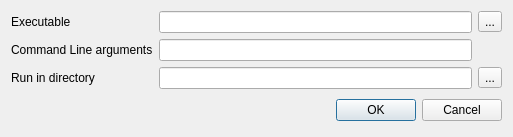
The window that src/DGLGui/ui/dglrundialog.ui (scygan/debugler) describes before a commit, drawn with Qt 5.
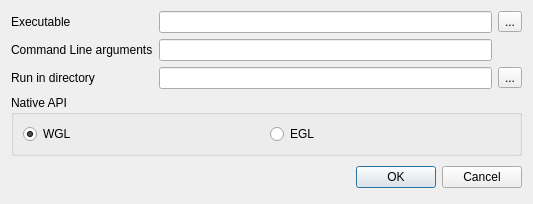
The same window after the commit.

Commit message: Add support for EGL <> GLX/WGL selection in GUI

The edit to the form file:
```diff
--- a/src/DGLGui/ui/dglrundialog.ui
+++ b/src/DGLGui/ui/dglrundialog.ui
@@ -9,8 +9,8 @@
    <rect>
     <x>0</x>
     <y>0</y>
-    <width>513</width>
-    <height>131</height>
+    <width>533</width>
+    <height>187</height>
    </rect>
   </property>
   <property name="windowTitle">
@@ -65,6 +65,32 @@
      </item>
     </layout>
    </item>
+   <item>
+    <widget class="QGroupBox" name="groupBox_Mode">
+     <property name="title">
+      <string>Native API</string>
+     </property>
+     <layout class="QHBoxLayout" name="horizontalLayout">
+      <item>
+       <widget class="QRadioButton" name="radioButton_ModeWGLGLX">
+        <property name="text">
+         <string>WGL</string>
+        </property>
+        <property name="checked">
+         <bool>true</bool>
+        </property>
+       </widget>
+      </item>
+      <item>
+       <widget class="QRadioButton" name="radioButton_ModeEGL">
+        <property name="text">
+         <string>EGL</string>
+        </property>
+       </widget>
+      </item>
+     </layout>
+    </widget>
+   </item>
    <item>
     <layout class="QHBoxLayout">
      <property name="spacing">
```
The commit also changes 6 other files.
